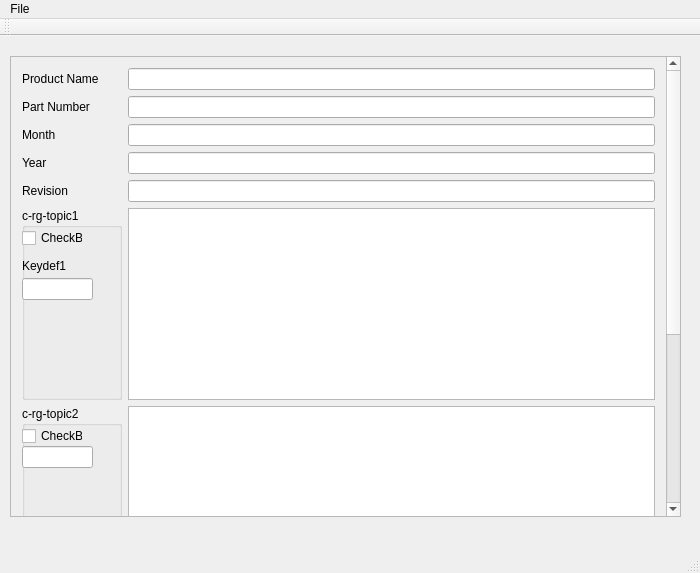
daemonangel/Ditaform, file RegulatoryTemplate.ui: the form before one commit.
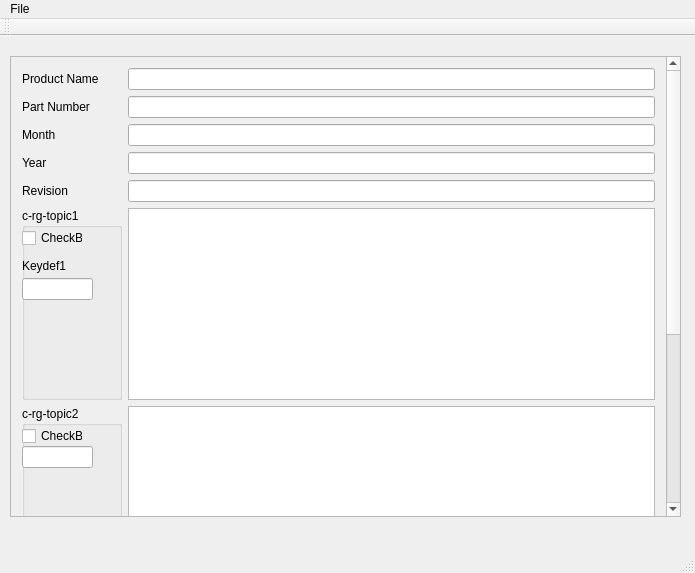
The form after the commit.

```diff
--- a/RegulatoryTemplate.ui
+++ b/RegulatoryTemplate.ui
@@ -9,7 +9,7 @@
    <rect>
     <x>0</x>
     <y>0</y>
-    <width>700</width>
+    <width>695</width>
     <height>573</height>
    </rect>
   </property>
@@ -225,7 +225,7 @@
     <rect>
      <x>0</x>
      <y>0</y>
-     <width>700</width>
+     <width>695</width>
      <height>22</height>
     </rect>
    </property>
```
Left out of the diff: 2 changed lines with no effect on the pictures.
